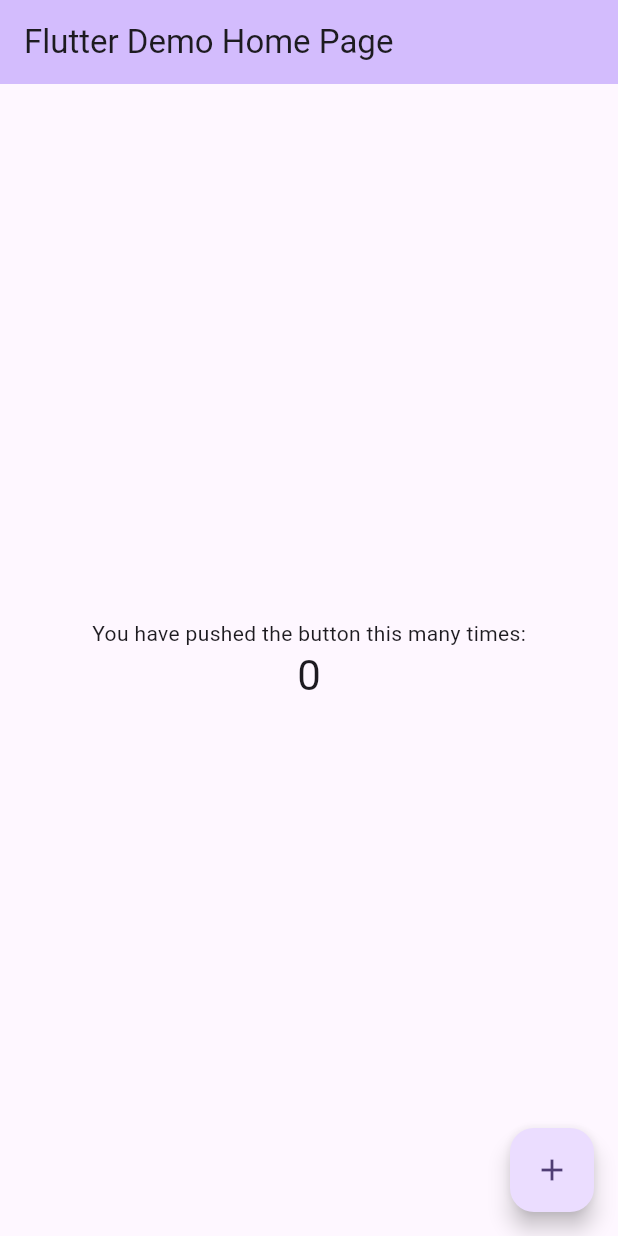
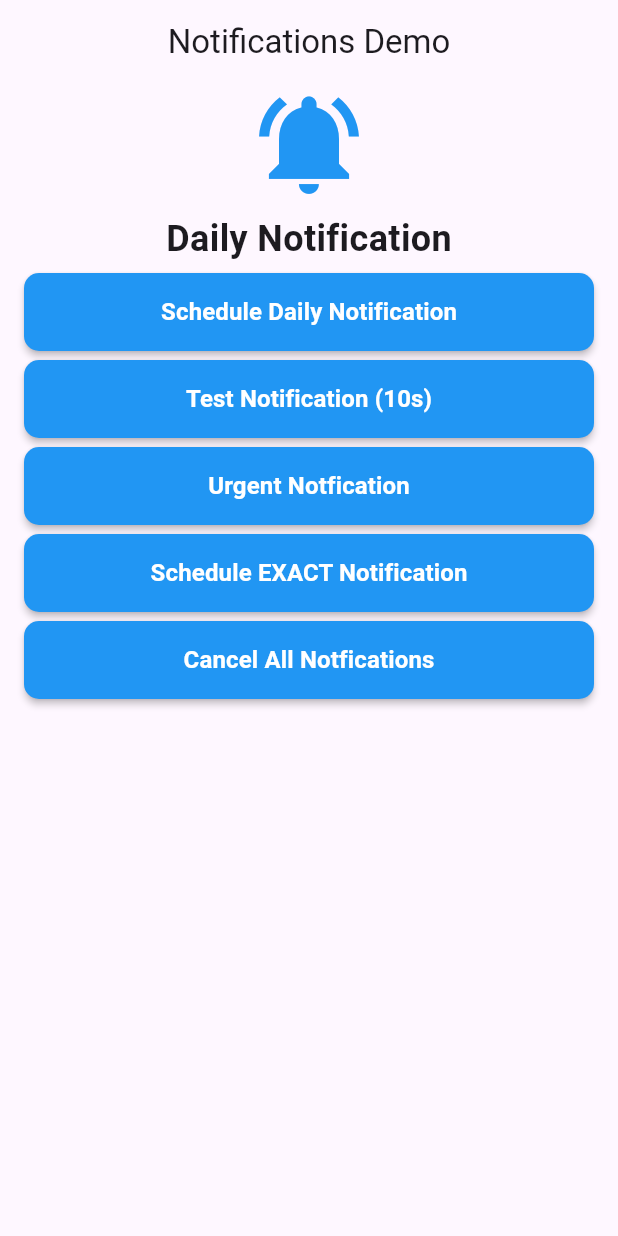
Before and after one commit to Muzammilsajid121/flutter_local_notifications, a Flutter app: the screen it shows after launch, on a phone screen of 412 x 824 dp. Run offline on Flutter 3.47's test engine with Material 3 defaults, Android fonts, the phone set to English and light mode, and no system bars; our stand-ins replace flutter_local_notifications, timezone.

Commit message:
Notification Service

```diff
--- /dev/null
+++ b/lib/home_screen.dart
@@ -0,0 +1,99 @@
+import 'package:flutter/material.dart';
+import 'package:local_notifications_app/messaging/messaging_service.dart';
+import 'package:local_notifications_app/widgets/reusable_elevated_button.dart';
+
+class HomeScreen extends StatefulWidget {
+  const HomeScreen({super.key});
+  @override
+  // ignore: library_private_types_in_public_api
+  _HomeScreenState createState() => _HomeScreenState();
+}
+
+class _HomeScreenState extends State<HomeScreen> {
+
+  //-- notification service object--//
+  final NotificationService _notificationService = NotificationService();
+
+  //-- to check wether notification is scheduled or not--//
+  bool _isScheduled = false;
+
+  @override
+  void initState() {
+    super.initState();
+  }
+
+  @override
+  Widget build(BuildContext context) {
+    return Scaffold(
+      appBar: AppBar( title: Text('Notifications Demo'), centerTitle: true,),
+
+      body: Center(
+        child: Column(
+          spacing: 6,
+          mainAxisAlignment: MainAxisAlignment.start,
+          children: [
+            //--icons
+            Icon( Icons.notifications_active,  size: 80,   color: Colors.blue,  ),
+            Text('Daily Notification', style: TextStyle(fontSize: 24, fontWeight: FontWeight.bold),),
+
+            //--schedule notification button
+            ReusableElvatedButton(
+              text: "Schedule Daily Notification",
+              onPressed: () async {
+                await _notificationService.schedule8PMNotification();
+                setState(() { _isScheduled = true; });
+                ScaffoldMessenger.of(context).showSnackBar(SnackBar( content: Text('Daily notification scheduled successfully'), duration: Duration(seconds: 2),),);
+              },
+            ),
+
+            //-- Test 10 second notification button
+            ReusableElvatedButton(
+              text: "Test Notification (10s)",
+              onPressed: () async {
+                debugPrint("Test Notfication Started");
+                await _notificationService.showTestNotificationIn10Seconds();
+                ScaffoldMessenger.of(context).showSnackBar( const SnackBar(content: Text('Test notification will appear in 10 seconds'), ), );
+              },
+            ),
+
+            //-- Show notification Urgent button
+            ReusableElvatedButton(
+              text: "Urgent Notfication",
+              onPressed: () async {
+                debugPrint("Urgent Notfication Started");
+                await _notificationService.showNotficationUrgent();
+              },
+            ),
+
+            //--Show  exact notfication at 8 PM
+            ReusableElvatedButton(
+              text: "Schedule EXACT Notification",
+              onPressed: () async {
+                await _notificationService.scheduleExact8PMNotification();
+                ScaffoldMessenger.of(context).showSnackBar( const SnackBar(content: Text('Exact notification scheduled')),
+                );
+              },
+            ),
+
+            //-- cancell all notification button
+            ReusableElvatedButton(
+              text: "Cancel All Notfications",
+              onPressed: () async {
+                await _notificationService.cancelAllNotifications();
+                setState(() {_isScheduled = false;  });
+                ScaffoldMessenger.of(context).showSnackBar( SnackBar(  content: Text('All notifications cancelled!'),  duration: Duration(seconds: 2),  ), );
+              },
+            ),
+
+
+            // -- to show that notfication is scheduled--//
+            SizedBox(height: 20),
+            if (_isScheduled) Text('✓ Notification scheduled', style: TextStyle(color: Colors.green, fontSize: 16),),
+
+
+          ],
+        ),
+      ),
+    );
+  }
+}
--- a/lib/main.dart
+++ b/lib/main.dart
@@ -1,122 +1,27 @@
 import 'package:flutter/material.dart';
+import 'package:local_notifications_app/home_screen.dart';
+import 'package:local_notifications_app/messaging/messaging_service.dart';
 
-void main() {
-  runApp(const MyApp());
+void main() async {
+  WidgetsFlutterBinding.ensureInitialized();
+
+  //-- Initialize notification service
+  final notificationService = NotificationService();
+  await notificationService.initialize();
+
+  runApp(MyApp());
 }
 
+
 class MyApp extends StatelessWidget {
-  const MyApp({super.key});
-
-  // This widget is the root of your application.
   @override
   Widget build(BuildContext context) {
     return MaterialApp(
-      title: 'Flutter Demo',
+      title: 'Daily Notification',
       theme: ThemeData(
-        // This is the theme of your application.
-        //
-        // TRY THIS: Try running your application with "flutter run". You'll see
-        // the application has a purple toolbar. Then, without quitting the app,
-        // try changing the seedColor in the colorScheme below to Colors.green
-        // and then invoke "hot reload" (save your changes or press the "hot
-        // reload" button in a Flutter-supported IDE, or press "r" if you used
-        // the command line to start the app).
-        //
-        // Notice that the counter didn't reset back to zero; the application
-        // state is not lost during the reload. To reset the state, use hot
-        // restart instead.
-        //
-        // This works for code too, not just values: Most code changes can be
-        // tested with just a hot reload.
-        colorScheme: .fromSeed(seedColor: Colors.deepPurple),
+        primarySwatch: Colors.blue,
       ),
-      home: const MyHomePage(title: 'Flutter Demo Home Page'),
+      home: HomeScreen(),
     );
   }
 }
-
-class MyHomePage extends StatefulWidget {
-  const MyHomePage({super.key, required this.title});
-
-  // This widget is the home page of your application. It is stateful, meaning
-  // that it has a State object (defined below) that contains fields that affect
-  // how it looks.
-
-  // This class is the configuration for the state. It holds the values (in this
-  // case the title) provided by the parent (in this case the App widget) and
-  // used by the build method of the State. Fields in a Widget subclass are
-  // always marked "final".
-
-  final String title;
-
-  @override
-  State<MyHomePage> createState() => _MyHomePageState();
-}
-
-class _MyHomePageState extends State<MyHomePage> {
-  int _counter = 0;
-
-  void _incrementCounter() {
-    setState(() {
-      // This call to setState tells the Flutter framework that something has
-      // changed in this State, which causes it to rerun the build method below
-      // so that the display can reflect the updated values. If we changed
-      // _counter without calling setState(), then the build method would not be
-      // called again, and so nothing would appear to happen.
-      _counter++;
-    });
-  }
-
-  @override
-  Widget build(BuildContext context) {
-    // This method is rerun every time setState is called, for instance as done
-    // by the _incrementCounter method above.
-    //
-    // The Flutter framework has been optimized to make rerunning build methods
-    // fast, so that you can just rebuild anything that needs updating rather
-    // than having to individually change instances of widgets.
-    return Scaffold(
-      appBar: AppBar(
-        // TRY THIS: Try changing the color here to a specific color (to
-        // Colors.amber, perhaps?) and trigger a hot reload to see the AppBar
-        // change color while the other colors stay the same.
-        backgroundColor: Theme.of(context).colorScheme.inversePrimary,
-        // Here we take the value from the MyHomePage object that was created by
-        // the App.build method, and use it to set our appbar title.
-        title: Text(widget.title),
-      ),
-      body: Center(
-        // Center is a layout widget. It takes a single child and positions it
-        // in the middle of the parent.
-        child: Column(
-          // Column is also a layout widget. It takes a list of children and
-          // arranges them vertically. By default, it sizes itself to fit its
-          // children horizontally, and tries to be as tall as its parent.
-          //
-          // Column has various properties to control how it sizes itself and
-          // how it positions its children. Here we use mainAxisAlignment to
-          // center the children vertically; the main axis here is the vertical
-          // axis because Columns are vertical (the cross axis would be
-          // horizontal).
-          //
-          // TRY THIS: Invoke "debug painting" (choose the "Toggle Debug Paint"
-          // action in the IDE, or press "p" in the console), to see the
-          // wireframe for each widget.
-          mainAxisAlignment: .center,
-          children: [
-            const Text('You have pushed the button this many times:'),
-            Text(
-              '$_counter',
-              style: Theme.of(context).textTheme.headlineMedium,
-            ),
-          ],
-        ),
-      ),
-      floatingActionButton: FloatingActionButton(
-        onPressed: _incrementCounter,
-        tooltip: 'Increment',
-        child: const Icon(Icons.add),
-      ),
-    );
-  }
-}
--- /dev/null
+++ b/lib/widgets/reusable_elevated_button.dart
@@ -0,0 +1,52 @@
+import 'package:flutter/material.dart';
+
+class ReusableElvatedButton extends StatelessWidget {
+  final String text;
+  final VoidCallback onPressed;
+  final double height;
+  final Color backgroundColor;
+  final Color textColor;
+  final double borderRadius;
+  final TextStyle? textStyle;
+  final EdgeInsetsGeometry margin;
+
+  const ReusableElvatedButton({
+    Key? key,
+    required this.text,
+    required this.onPressed,
+    this.height = 52,
+    this.backgroundColor = Colors.blue,
+    this.textColor = Colors.white,
+    this.borderRadius = 10,
+    this.textStyle,
+    this.margin = const EdgeInsets.symmetric(horizontal: 16),
+  }) : super(key: key);
+
+  @override
+  Widget build(BuildContext context) {
+    return Container(
+      margin: margin,
+      width: double.infinity,
+      height: height,
+      child: ElevatedButton(
+        onPressed: onPressed,
+        style: ElevatedButton.styleFrom(
+          backgroundColor: backgroundColor,
+          shape: RoundedRectangleBorder(
+            borderRadius: BorderRadius.circular(borderRadius),
+          ),
+          elevation: 2,
+        ),
+        child: Text(
+          text,
+          style: textStyle ??
+              TextStyle(
+                color: textColor,
+                fontSize: 16,
+                fontWeight: FontWeight.w600,
+              ),
+        ),
+      ),
+    );
+  }
+}
```
Also changed, not shown: lib/messaging/messaging_service.dart (added, +235 -0 lines).
